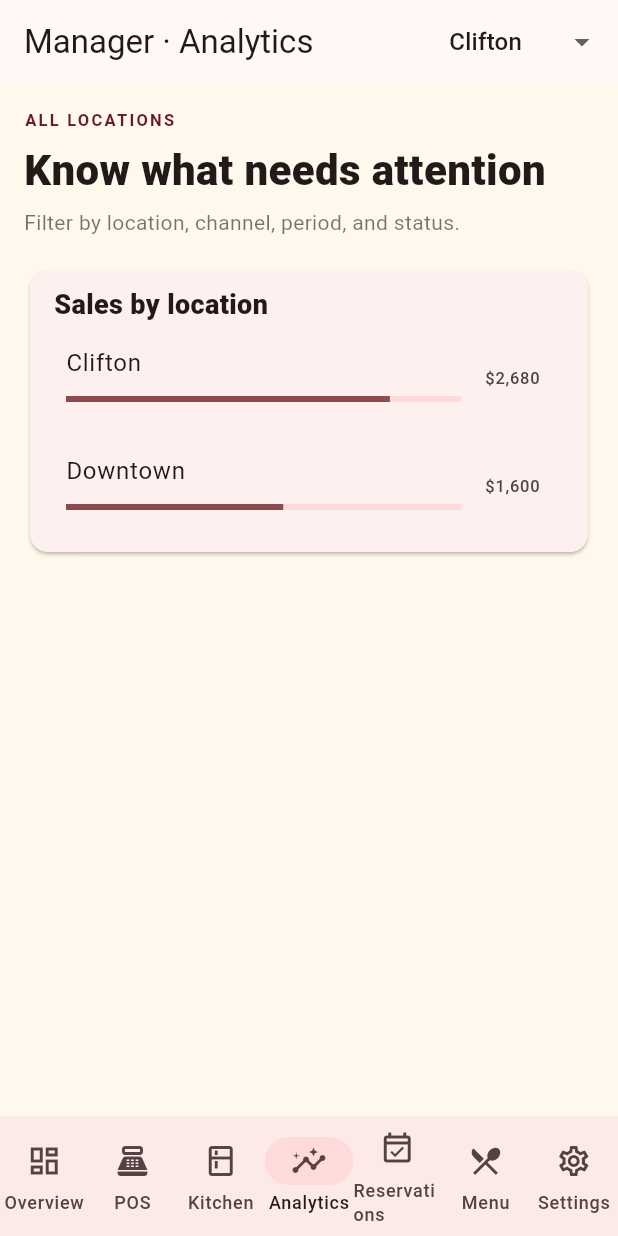
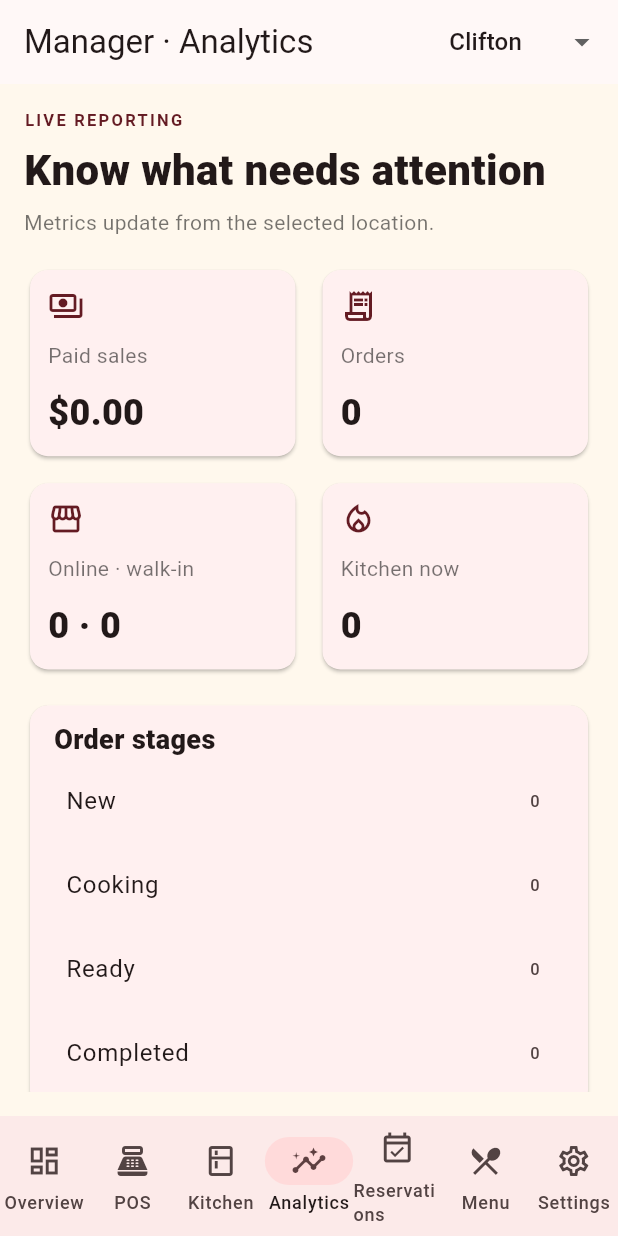
Before and after one commit to Manoore/AmbarIndia, a Flutter app: the ManagerShell screen opened directly, item 4 of the bottom bar chosen, on a phone screen of 412 x 824 dp. Run offline on Flutter 3.47's test engine with Material 3 defaults, Android fonts, the phone set to English and light mode, and no system bars; our stand-ins replace supabase_flutter; accounts and stored records are empty.

Commit message:
Add live Flutter analytics

```diff
--- a/lib/main.dart
+++ b/lib/main.dart
@@ -282,7 +282,7 @@ class _ManagerShellState extends State<ManagerShell> {
       case 2:
         return LiveKitchenPreview(locationId: _selectedLocationId);
       case 3:
-        return const AnalyticsPreview();
+        return LiveAnalyticsPreview(locationId: _selectedLocationId);
       case 4:
         return LiveReservationsPreview(locationId: _selectedLocationId);
       case 5:
@@ -662,6 +662,88 @@ class _LiveKitchenPreviewState extends State<LiveKitchenPreview> {
       ]);
 }
 
+class LiveAnalyticsPreview extends StatefulWidget {
+  const LiveAnalyticsPreview({super.key, this.locationId});
+  final String? locationId;
+  @override
+  State<LiveAnalyticsPreview> createState() => _LiveAnalyticsPreviewState();
+}
+
+class _LiveAnalyticsPreviewState extends State<LiveAnalyticsPreview> {
+  List<OrderRecord> orders = const [];
+  bool loading = false;
+  @override
+  void initState() {
+    super.initState();
+    _load();
+  }
+
+  @override
+  void didUpdateWidget(covariant LiveAnalyticsPreview oldWidget) {
+    super.didUpdateWidget(oldWidget);
+    if (oldWidget.locationId != widget.locationId) _load();
+  }
+
+  Future<void> _load() async {
+    if (!AppBackend.instance.configured || widget.locationId == null) return;
+    final client = AppBackend.instance.client;
+    if (client == null) return;
+    setState(() => loading = true);
+    try {
+      final next = await loadOrders(client, locationId: widget.locationId);
+      if (mounted) setState(() => orders = next);
+    } catch (_) {
+    } finally {
+      if (mounted) setState(() => loading = false);
+    }
+  }
+
+  @override
+  Widget build(BuildContext context) {
+    final paid = orders.where((item) => item.paymentStatus == 'paid').toList();
+    final sales = paid.fold<double>(0, (sum, item) => sum + item.total);
+    final online = orders.where((item) => item.source == 'online').length;
+    final walkIn = orders.where((item) => item.source == 'walk-in').length;
+    final cooking = orders
+        .where((item) => item.status == 'new' || item.status == 'preparing')
+        .length;
+    return ListView(children: [
+      const _SectionIntro(
+          eyebrow: 'Live reporting',
+          title: 'Know what needs attention',
+          detail: 'Metrics update from the selected location.'),
+      if (loading) const LinearProgressIndicator(),
+      GridView.count(
+          shrinkWrap: true,
+          physics: const NeverScrollableScrollPhysics(),
+          crossAxisCount: MediaQuery.sizeOf(context).width > 800 ? 4 : 2,
+          childAspectRatio: 1.4,
+          crossAxisSpacing: 10,
+          mainAxisSpacing: 10,
+          children: [
+            _MetricCard('Paid sales', '\$${sales.toStringAsFixed(2)}',
+                Icons.payments_outlined),
+            _MetricCard(
+                'Orders', '${orders.length}', Icons.receipt_long_outlined),
+            _MetricCard('Online · walk-in', '$online · $walkIn',
+                Icons.storefront_outlined),
+            _MetricCard('Kitchen now', '$cooking',
+                Icons.local_fire_department_outlined),
+          ]),
+      const SizedBox(height: 16),
+      _Panel(title: 'Order stages', children: [
+        for (final stage in ['new', 'preparing', 'ready', 'completed'])
+          ListTile(
+              title: Text(stage == 'preparing'
+                  ? 'Cooking'
+                  : stage[0].toUpperCase() + stage.substring(1)),
+              trailing: Text(
+                  '${orders.where((item) => item.status == stage).length}'))
+      ]),
+    ]);
+  }
+}
+
 class AnalyticsPreview extends StatelessWidget {
   const AnalyticsPreview({super.key});
   @override
```
